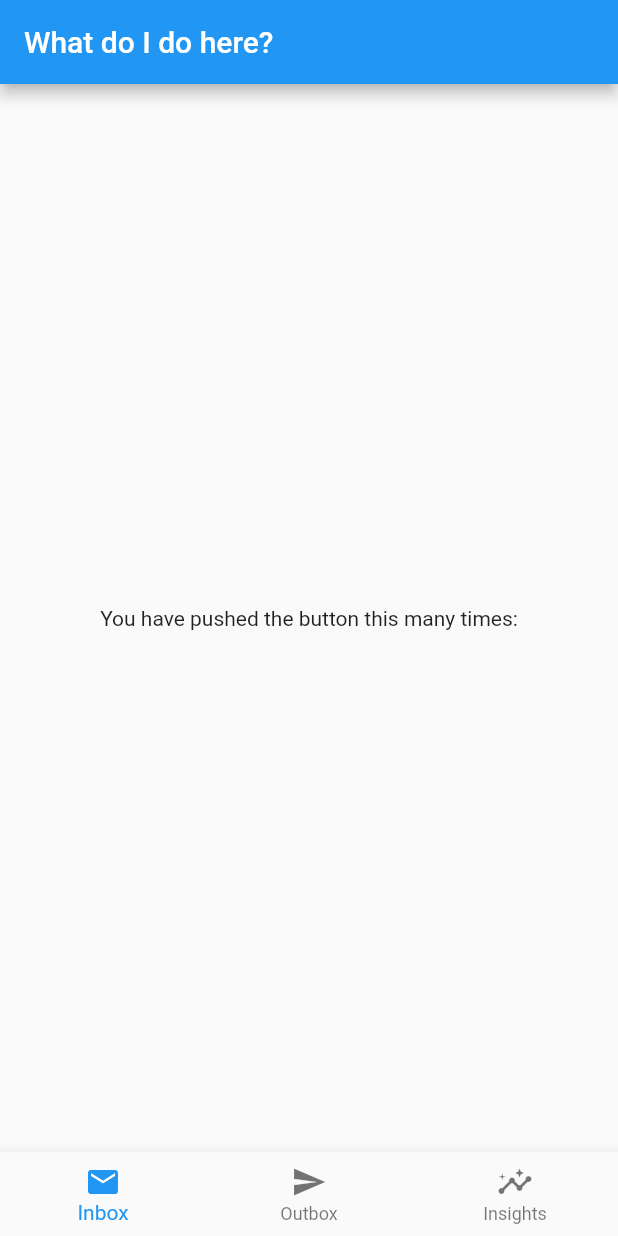
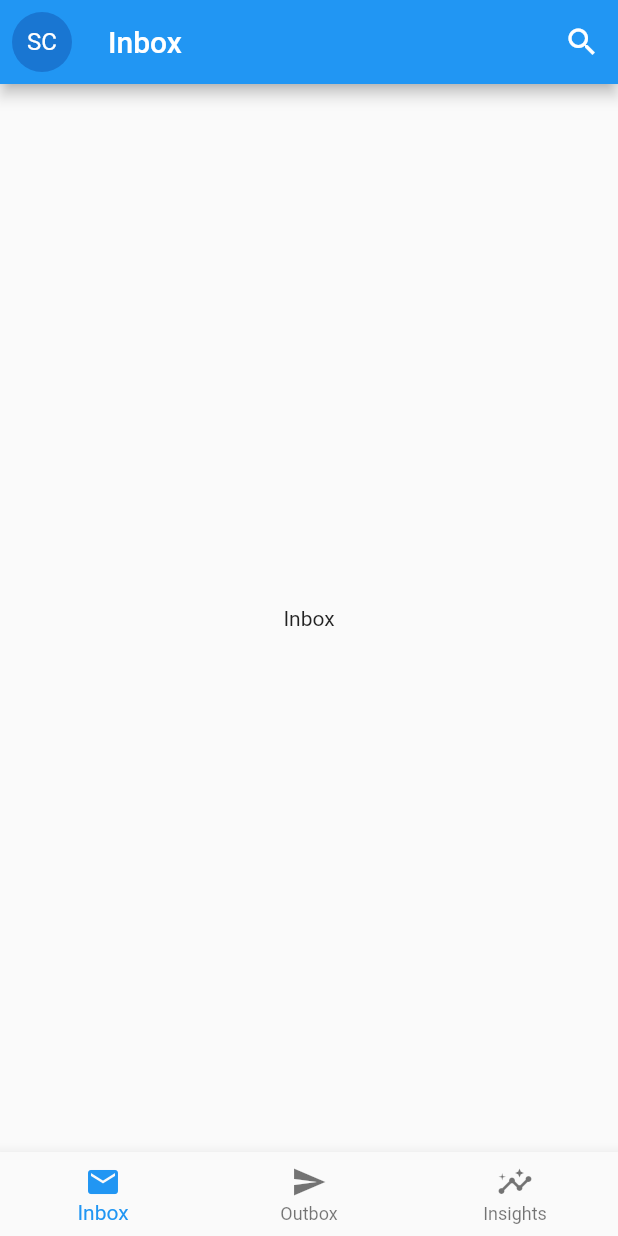
Before and after one commit to seanconnollydev/flutter_custom_app_bar, a Flutter app: the screen it shows after launch, on a phone screen of 412 x 824 dp. Run offline on Flutter 3.47's test engine with Material 2 defaults, Android fonts, the phone set to English and light mode, and no system bars; our stand-ins replace go_router.

Commit message:
Demonstrate custom appbar and body

```diff
--- a/lib/router.dart
+++ b/lib/router.dart
@@ -1,13 +1,18 @@
 import 'package:flutter/material.dart';
 import 'package:flutter_custom_app_bar/screens/home_screen.dart';
 import 'package:go_router/go_router.dart';
+
+import 'views/home/home_screen_tabs.dart';
 
 final GoRouter router = GoRouter(
   routes: <GoRoute>[
     GoRoute(
       path: '/',
-      builder: (BuildContext context, GoRouterState state) =>
-          const HomeScreen(),
+      builder: (BuildContext context, GoRouterState state) {
+        final args = state.extra as HomeScreenArguments? ??
+            HomeScreenArguments(HomeScreenTab.inbox);
+        return HomeScreen(args: args);
+      },
     ),
   ],
 );
--- a/lib/screens/home_screen.dart
+++ b/lib/screens/home_screen.dart
@@ -1,7 +1,17 @@
 import 'package:flutter/material.dart';
+import 'package:flutter_custom_app_bar/views/home/home_screen_tabs.dart';
+import 'package:go_router/go_router.dart';
+
+class HomeScreenArguments {
+  final HomeScreenTab tab;
+
+  HomeScreenArguments(this.tab);
+}
 
 class HomeScreen extends StatefulWidget {
-  const HomeScreen({Key? key}) : super(key: key);
+  final HomeScreenArguments args;
+
+  const HomeScreen({Key? key, required this.args}) : super(key: key);
 
   @override
   State<HomeScreen> createState() => _HomeScreenState();
@@ -10,21 +20,19 @@ class HomeScreen extends StatefulWidget {
 class _HomeScreenState extends State<HomeScreen> {
   @override
   Widget build(BuildContext context) {
+    final tabIndex = widget.args.tab.index;
+    final view = HomeScreenTabView.getView(widget.args.tab);
+
     return Scaffold(
-      appBar: AppBar(
-        title: const Text('What do I do here?'),
-      ),
-      body: Center(
-        child: Column(
-          mainAxisAlignment: MainAxisAlignment.center,
-          children: const [
-            Text(
-              'You have pushed the button this many times:',
-            ),
-          ],
-        ),
-      ),
+      appBar: view.appBar(),
+      body: view.body(),
       bottomNavigationBar: BottomNavigationBar(
+        currentIndex: tabIndex,
+        onTap: (value) {
+          context.go('/',
+              extra: HomeScreenArguments(HomeScreenTab.values
+                  .firstWhere((tab) => tab.index == value)));
+        },
         items: const [
           BottomNavigationBarItem(
             icon: Icon(Icons.mail),
--- /dev/null
+++ b/lib/views/home/home_app_bar.dart
@@ -0,0 +1,28 @@
+import 'package:flutter/material.dart';
+
+class HomeAppBar extends StatelessWidget with PreferredSizeWidget {
+  final Widget? title;
+  final List<Widget>? actions;
+  final PreferredSizeWidget? bottom;
+
+  const HomeAppBar({Key? key, this.title, this.actions, this.bottom})
+      : super(key: key);
+
+  @override
+  Size get preferredSize => const Size.fromHeight(kToolbarHeight);
+
+  @override
+  Widget build(BuildContext context) {
+    return AppBar(
+      leading: const Padding(
+        padding: EdgeInsets.all(8.0),
+        child: CircleAvatar(
+          child: Text('SC'),
+        ),
+      ),
+      title: title,
+      actions: actions,
+      bottom: bottom,
+    );
+  }
+}
--- /dev/null
+++ b/lib/views/home/home_screen_tabs.dart
@@ -0,0 +1,24 @@
+import 'package:flutter/material.dart';
+
+import 'inbox_view.dart';
+import 'insights_view.dart';
+import 'outbox_view.dart';
+
+abstract class HomeScreenTabView {
+  Widget body();
+
+  PreferredSizeWidget appBar();
+
+  static HomeScreenTabView getView(HomeScreenTab tab) {
+    switch (tab) {
+      case HomeScreenTab.inbox:
+        return InboxView();
+      case HomeScreenTab.outbox:
+        return OutboxView();
+      case HomeScreenTab.insights:
+        return InsightsView();
+    }
+  }
+}
+
+enum HomeScreenTab { inbox, outbox, insights }
--- /dev/null
+++ b/lib/views/home/inbox_view.dart
@@ -0,0 +1,32 @@
+import 'package:flutter/material.dart';
+
+import 'home_app_bar.dart';
+import 'home_screen_tabs.dart';
+
+class InboxView extends HomeScreenTabView {
+  @override
+  Widget body() {
+    return const _InboxBody();
+  }
+
+  @override
+  PreferredSizeWidget appBar() {
+    return HomeAppBar(
+      title: const Text('Inbox'),
+      actions: [
+        IconButton(onPressed: () {}, icon: const Icon(Icons.search)),
+      ],
+    );
+  }
+}
+
+class _InboxBody extends StatelessWidget {
+  const _InboxBody({Key? key}) : super(key: key);
+
+  @override
+  Widget build(BuildContext context) {
+    return const Center(
+      child: Text('Inbox'),
+    );
+  }
+}
```
Also changed, not shown: lib/views/home/insights_view.dart (added, +32 -0 lines), lib/views/home/outbox_view.dart (added, +32 -0 lines), lib/views/inbox_view.dart (deleted, +0 -10 lines), lib/views/insights_view.dart (deleted, +0 -10 lines), lib/views/outbox_view.dart (deleted, +0 -10 lines).
